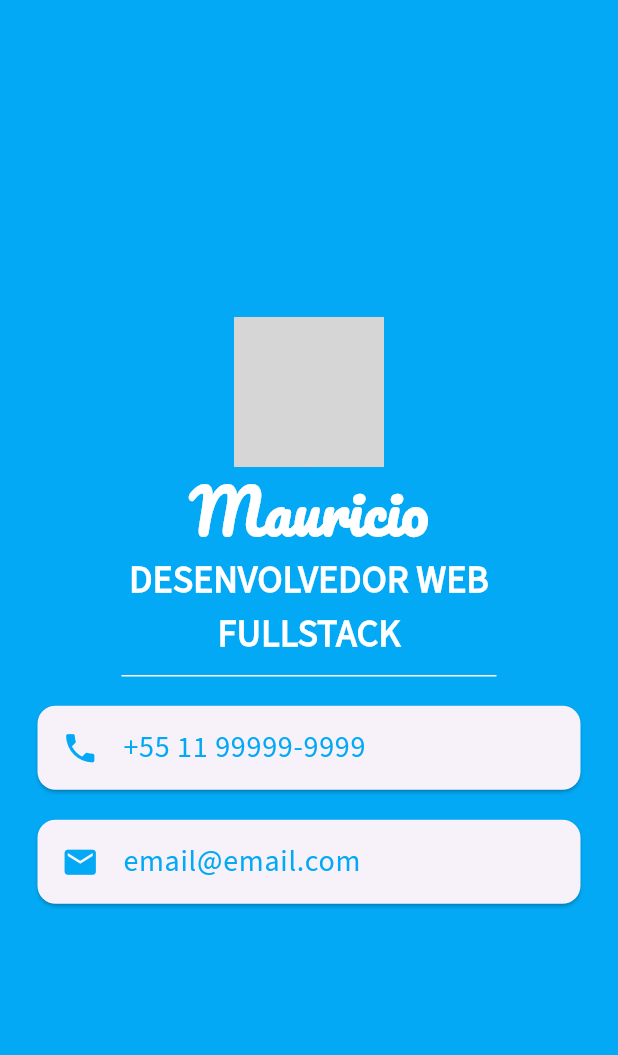
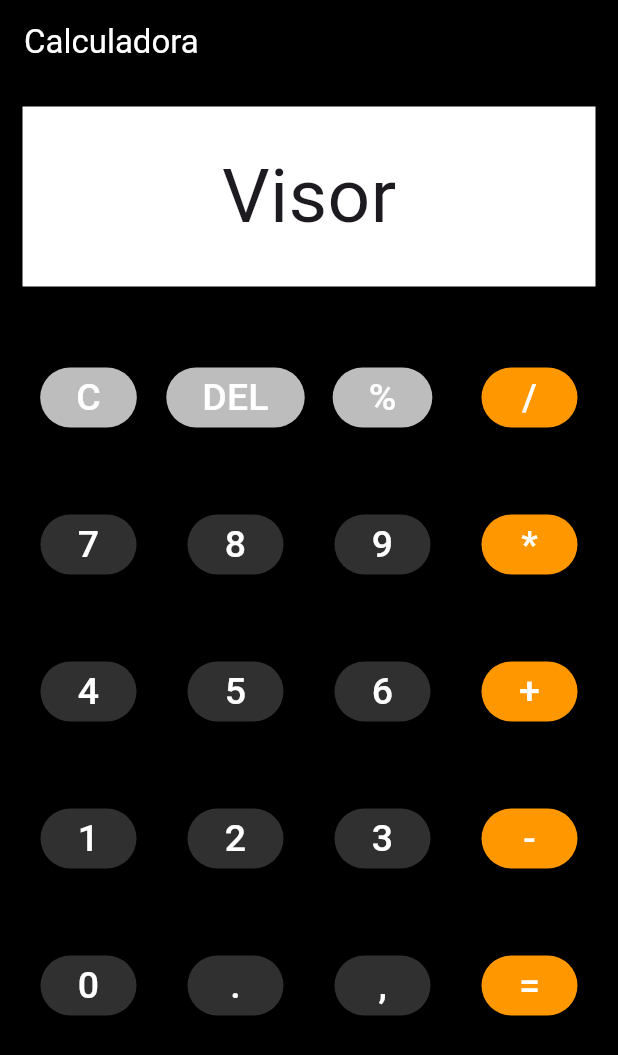
Before and after one commit to Mauricio-Junior-Dev/flutter_aula, a Flutter app: the screen it shows after launch, on a phone screen of 412 x 824 dp. Shown: the top 1055 px of the screen. Run offline on Flutter 3.47's test engine with Material 3 defaults, Android fonts, the phone set to English and light mode, and no system bars; grey boxes are pictures that could not be loaded.

Commit message:
aula 20 desafio visual calculadora Anexo em /desafios

```diff
--- /dev/null
+++ b/lib/calculadora.dart
@@ -0,0 +1,96 @@
+import 'package:flutter/material.dart';
+
+class Calculadora extends StatelessWidget {
+  @override
+  Widget build(BuildContext context) {
+    return MaterialApp(
+      title: 'Calculadora',
+      home: Scaffold(
+        backgroundColor: Colors.black,
+        appBar: AppBar(
+          title: Text('Calculadora', style: TextStyle(color: Colors.white)),
+          backgroundColor: Colors.black,
+        ),
+        body: Column(
+          mainAxisAlignment: MainAxisAlignment.start,
+          children: [
+            Container(
+              width: 400,
+              height: 120,
+              color: Colors.white,
+              margin: EdgeInsets.all(15),
+              child: Center(
+                child: Text(
+                  'Visor',
+                  style: TextStyle(fontSize: 50),
+                ),
+              ),
+            ),
+            Container(
+              width: double.infinity,
+              height: 500,
+              color: Colors.black,
+              margin: EdgeInsets.all(10),
+              child: GridView.count(
+                crossAxisCount: 4,
+                children: List.generate(botoes.length, (index) {
+                  String botao = botoes[index];
+
+                  Color corDoBotao =
+                      Colors.grey[850]!; // Um cinza escuro para os números
+                  if (botao == 'C' || botao == 'DEL' || botao == '%') {
+                    corDoBotao = Colors.grey[
+                        400]!; // Cor para limpar/deletar (ex: cinza claro)
+                  } else if (['/', '*', '-', '+', '='].contains(botao)) {
+                    corDoBotao = Colors
+                        .orange; // Cor para os operadores matemáticos e igual
+                  }
+
+                  return Center(
+                    child: ElevatedButton(
+                      onPressed: () {
+                        // Ação executada ao pressionar o botão
+                        print('Botão pressionado!');
+                      },
+                      style: ElevatedButton.styleFrom(
+                        backgroundColor: corDoBotao, // Cor de fundo
+                        foregroundColor: Colors.white, // Cor do texto/ícone
+                      ),
+                      child: Text(
+                        style: TextStyle(fontSize: 25),
+                        botao,
+                      ),
+                    ),
+                  );
+                }),
+              ),
+            ),
+          ],
+        ),
+      ),
+    );
+  }
+}
+
+List<String> botoes = [
+  "C",
+  "DEL",
+  "%",
+  "/",
+  "7",
+  "8",
+  "9",
+  "*",
+  "4",
+  "5",
+  "6",
+  "+",
+  "1",
+  "2",
+  "3",
+  "-",
+  "0",
+  ".",
+  ",",
+  "=",
+];
--- a/lib/main.dart
+++ b/lib/main.dart
@@ -1,7 +1,8 @@
+import 'package:aula80/calculadora.dart';
 import 'package:flutter/material.dart';
 
 void main() {
-  runApp(MeuApp());
+  runApp(Calculadora());
 }
 
 class MeuApp extends StatelessWidget {
```
Also changed, not shown: desafios/calculadora_aula_20.jpeg (added).
